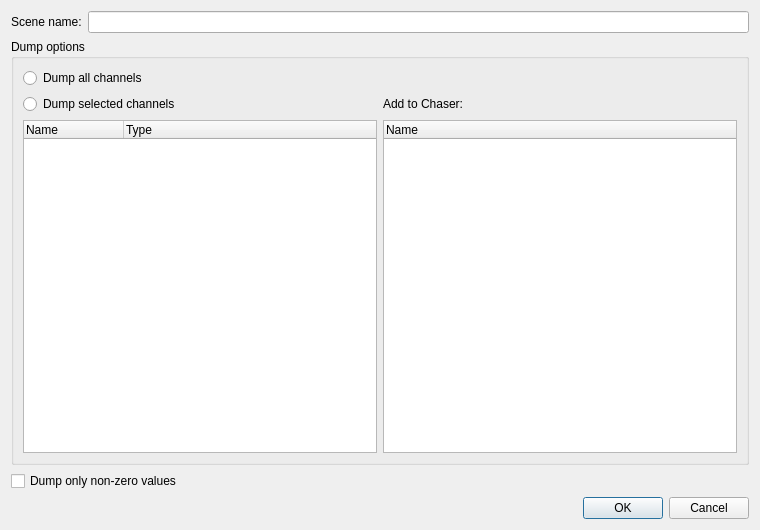
First picture: the form in ui/src/dmxdumpfactory.ui, repository mcallegari/qlcplus, before the edit.
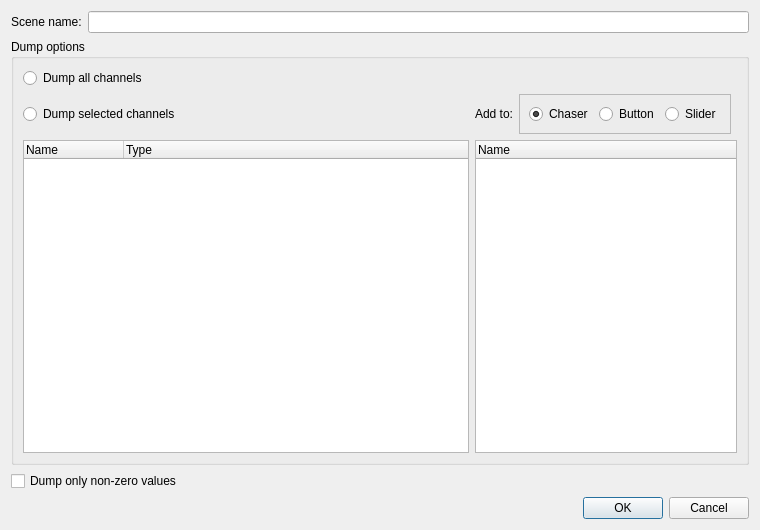
Second picture: the form after the edit. Icons and pictures are not drawn.

Commit message:
NEW: DMX dump can now set a Scene on a Virtual Console button or slider
Updated translations

```diff
--- a/ui/src/dmxdumpfactory.ui
+++ b/ui/src/dmxdumpfactory.ui
@@ -41,13 +41,6 @@
       <string>Dump options</string>
      </property>
      <layout class="QGridLayout" name="gridLayout_2">
-      <item row="0" column="0" colspan="2">
-       <widget class="QRadioButton" name="m_dumpAllRadio">
-        <property name="text">
-         <string notr="true">Dump all channels</string>
-        </property>
-       </widget>
-      </item>
       <item row="1" column="0">
        <widget class="QRadioButton" name="m_dumpSelectedRadio">
         <property name="text">
@@ -55,6 +48,68 @@
         </property>
        </widget>
       </item>
+      <item row="0" column="0" colspan="2">
+       <widget class="QRadioButton" name="m_dumpAllRadio">
+        <property name="text">
+         <string notr="true">Dump all channels</string>
+        </property>
+       </widget>
+      </item>
+      <item row="1" column="1">
+       <widget class="QLabel" name="label_2">
+        <property name="text">
+         <string>Add to:</string>
+        </property>
+       </widget>
+      </item>
+      <item row="3" column="1" colspan="3">
+       <widget class="QTreeWidget" name="m_addtoTree">
+        <property name="rootIsDecorated">
+         <bool>false</bool>
+        </property>
+        <column>
+         <property name="text">
+          <string>Name</string>
+         </property>
+        </column>
+       </widget>
+      </item>
+      <item row="1" column="2">
+       <widget class="QFrame" name="frame">
+        <property name="frameShape">
+         <enum>QFrame::StyledPanel</enum>
+        </property>
+        <property name="frameShadow">
+         <enum>QFrame::Raised</enum>
+        </property>
+        <layout class="QHBoxLayout" name="horizontalLayout_2">
+         <item>
+          <widget class="QRadioButton" name="m_chaserRadio">
+           <property name="text">
+            <string>Chaser</string>
+           </property>
+           <property name="checked">
+            <bool>true</bool>
+           </property>
+          </widget>
+         </item>
+         <item>
+          <widget class="QRadioButton" name="m_buttonRadio">
+           <property name="text">
+            <string>Button</string>
+           </property>
+          </widget>
+         </item>
+         <item>
+          <widget class="QRadioButton" name="m_sliderRadio">
+           <property name="text">
+            <string>Slider</string>
+           </property>
+          </widget>
+         </item>
+        </layout>
+       </widget>
+      </item>
       <item row="3" column="0">
        <widget class="QTreeWidget" name="m_fixturesTree">
         <property name="alternatingRowColors">
@@ -72,25 +127,6 @@
         </column>
        </widget>
       </item>
-      <item row="3" column="1">
-       <widget class="QTreeWidget" name="m_chasersTree">
-        <property name="rootIsDecorated">
-         <bool>false</bool>
-        </property>
-        <column>
-         <property name="text">
-          <string>Name</string>
-         </property>
-        </column>
-       </widget>
-      </item>
-      <item row="1" column="1">
-       <widget class="QLabel" name="label_2">
-        <property name="text">
-         <string>Add to Chaser:</string>
-        </property>
-       </widget>
-      </item>
      </layout>
     </widget>
    </item>
```
Left out of the diff: 63 changed lines with no effect on the pictures. The commit also changes 21 other files.
